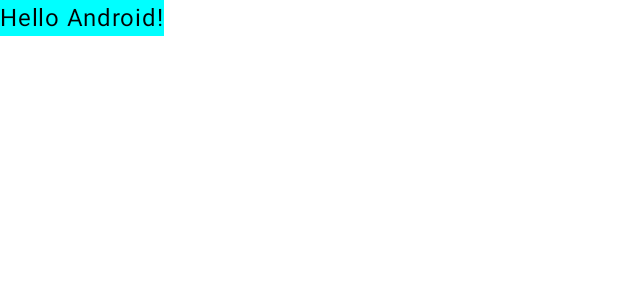
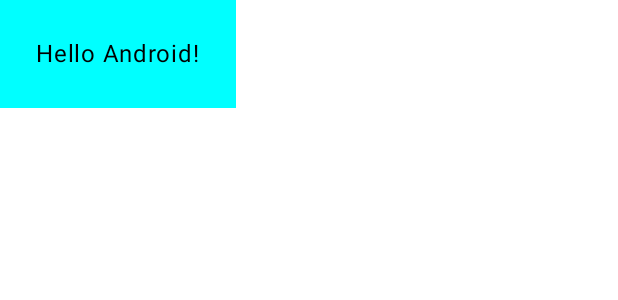
Before and after one commit to NNdemo/CP3406Practical, an Android app built with Jetpack Compose: the @Preview function GreetingPreview, on a phone screen of 412 x 824 dp. Shown: the top 300 px of the screen. Run offline under Robolectric (Android 15) with nearby library versions, the phone set to English and light mode, and no system bars.

Commit message:
Add padding

```diff
--- a/app/src/main/java/com/example/myapplication/MainActivity.kt
+++ b/app/src/main/java/com/example/myapplication/MainActivity.kt
@@ -13,6 +13,7 @@ import androidx.compose.runtime.Composable
 import androidx.compose.ui.Modifier
 import androidx.compose.ui.graphics.Color
 import androidx.compose.ui.tooling.preview.Preview
+import androidx.compose.ui.unit.dp
 import com.example.myapplication.ui.theme.MyApplicationTheme
 
 class MainActivity : ComponentActivity() {
@@ -37,7 +38,7 @@ fun Greeting(name: String, modifier: Modifier = Modifier) {
     Surface(color = Color.Cyan) {
         Text(
             text = "Hello $name!",
-            modifier = modifier
+            modifier = modifier.padding(24.dp)
         )
     }
 }
```
